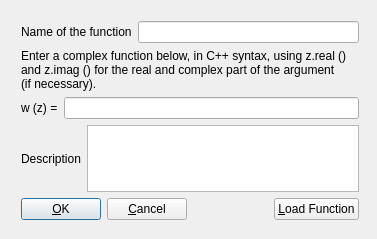
The window that src/UI/ComplexDialog.ui (lene/HyperspaceExplorer) describes before a commit, drawn with Qt 5.
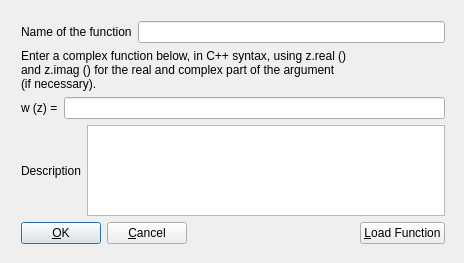
The same window after the commit.

```diff
--- a/src/UI/ComplexDialog.ui
+++ b/src/UI/ComplexDialog.ui
@@ -5,20 +5,20 @@
    <rect>
     <x>0</x>
     <y>0</y>
-    <width>377</width>
-    <height>239</height>
+    <width>464</width>
+    <height>263</height>
    </rect>
   </property>
   <property name="windowTitle" >
    <string>Enter a complex function</string>
   </property>
-  <widget class="QWidget" name="" >
+  <widget class="QWidget" name="layoutWidget" >
    <property name="geometry" >
     <rect>
      <x>10</x>
      <y>10</y>
-     <width>360</width>
-     <height>221</height>
+     <width>446</width>
+     <height>245</height>
     </rect>
    </property>
    <layout class="QVBoxLayout" >
```
Left out of the diff: 7 changed lines with no effect on the pictures.
